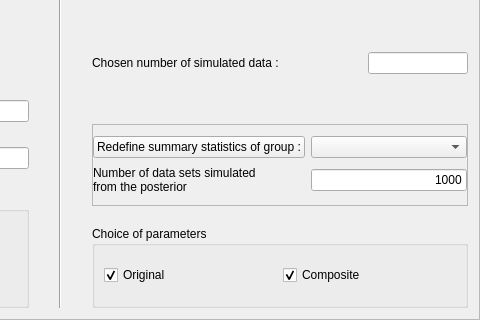
Old version of the form python_interface/uis/setupEstimationBias.ui in the repository cbgp/diyabc; both pictures show x 299 to 779 and y 313 to 633 of the 779 by 633 pixel window.
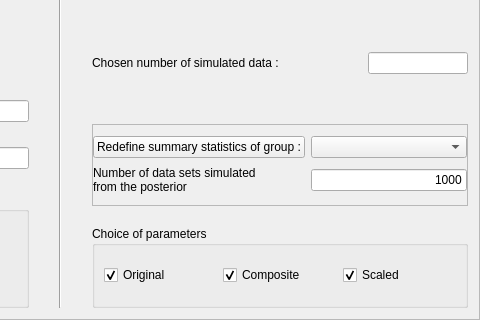
New version of the form.

Commit message: choice of param (scale) pris en compte pour estimation

What changed in the file:
```diff
--- a/python_interface/uis/setupEstimationBias.ui
+++ b/python_interface/uis/setupEstimationBias.ui
@@ -771,6 +771,16 @@
             </property>
            </widget>
           </item>
+          <item>
+           <widget class="QCheckBox" name="sCheck">
+            <property name="text">
+             <string>Scaled</string>
+            </property>
+            <property name="checked">
+             <bool>true</bool>
+            </property>
+           </widget>
+          </item>
          </layout>
         </widget>
        </item>
```
The commit also changes 11 other files.
